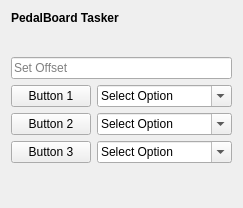
Above: ArduinoPedalBoard/Resources/UI/ArduinoPedalBoard.ui from pzaffino/SlicerArduinoController before the change. Below: the same form after it.
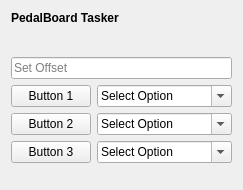
That is the form after the change.

What changed in the file:
```diff
--- a/ArduinoPedalBoard/Resources/UI/ArduinoPedalBoard.ui
+++ b/ArduinoPedalBoard/Resources/UI/ArduinoPedalBoard.ui
@@ -7,7 +7,7 @@
     <x>0</x>
     <y>0</y>
     <width>243</width>
-    <height>208</height>
+    <height>190</height>
    </rect>
   </property>
   <layout class="QFormLayout" name="formLayout">
```
Left out of the diff: 23 changed lines with no effect on the pictures.
